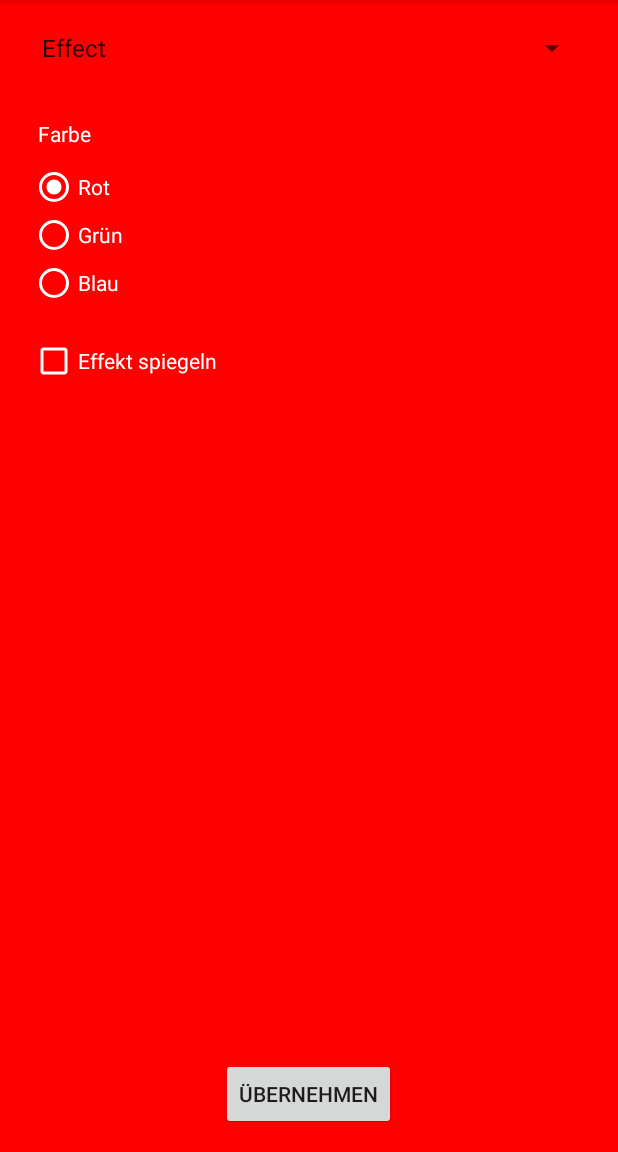
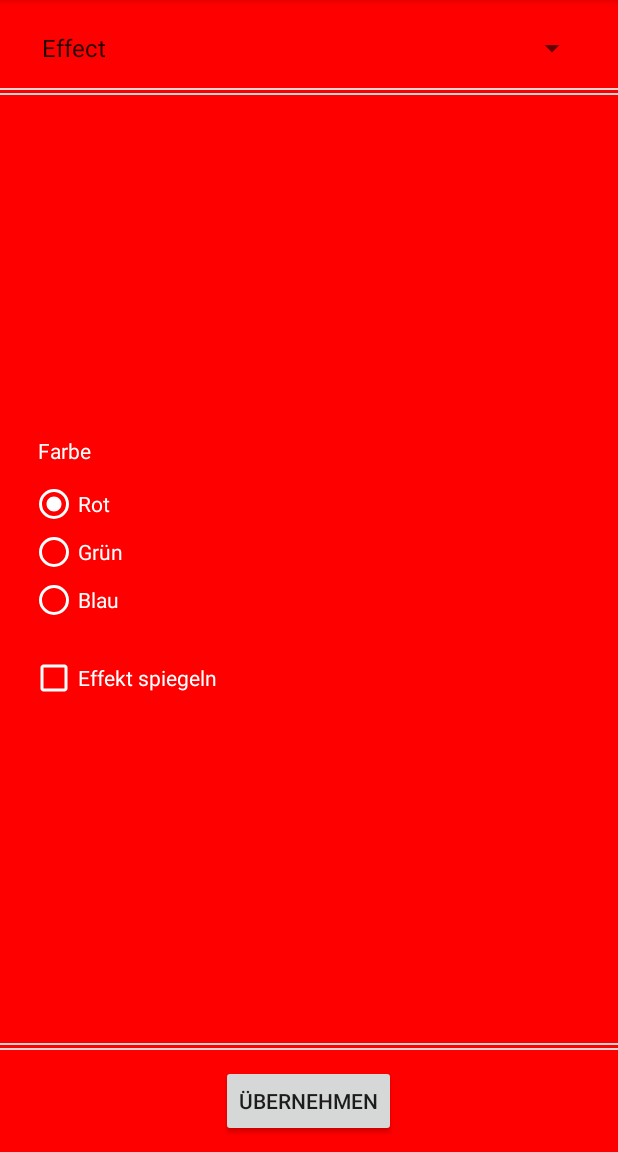
Before and after one commit to Zalia/Pacemaker, an Android app: the screen it shows after launch (MainActivity), on a phone screen of 412 x 824 dp, the part 84-1236 px from its top. Run offline under Robolectric (Android 15) with nearby library versions, the phone set to English and light mode, and no system bars.

Commit message:
improved visibility, added new icon, improved bt error handling

```diff
--- a/app/src/main/AndroidManifest.xml
+++ b/app/src/main/AndroidManifest.xml
@@ -4,7 +4,7 @@
 
     <application
         android:allowBackup="true"
-        android:icon="@mipmap/ic_launcher"
+        android:icon="@mipmap/pacemaker_icon"
         android:label="@string/app_name"
         android:supportsRtl="true"
         android:theme="@style/AppTheme">
--- a/app/src/main/java/zalia/pacemaker/MainActivity.java
+++ b/app/src/main/java/zalia/pacemaker/MainActivity.java
@@ -74,16 +74,6 @@ public class MainActivity extends AppCompatActivity {
         //setup bluetooth connection
         btAdapter = BluetoothAdapter.getDefaultAdapter();
         checkBTState();
-
-        //setup commit button
-        Button commit_button = (Button) findViewById(R.id.commit_button);
-        commit_button.setOnClickListener(new View.OnClickListener() {
-            @Override
-            public void onClick(View v) {
-                send_config(active_mode.generate_configs());
-            }
-        });
-
     }
 
     /*
@@ -93,7 +83,55 @@ public class MainActivity extends AppCompatActivity {
     @Override
     public void onResume() {
         super.onResume();
+        connectBt();
+    }
 
+    @Override
+    public void onPause() {
+        super.onPause();
+
+        try{
+            Log.d(TAG, "...In onPause()...");
+
+            if (outStream != null) {
+                try {
+                    outStream.flush();
+                } catch (IOException e) {
+                    errorExit("Fatal Error", "In onPause() and failed to flush output stream: " + e.getMessage() + ".");
+                }
+            }
+
+            try {
+                btSocket.close();
+            } catch (IOException e2) {
+                errorExit("Fatal Error", "In onPause() and failed to close socket." + e2.getMessage() + ".");
+            }
+        } catch(NullPointerException e){
+            errorExit("Fatal Error", "NullPointer in onPause(): Bluetooth connection broken");
+            disableCommit();
+        }
+    }
+
+    private void checkBTState() {
+        // Check for Bluetooth support and then check to make sure it is turned on
+
+        // Emulator doesn't support Bluetooth and will return null
+        if(btAdapter==null) {
+            disableCommit();
+            errorExit("Fatal Error", "Bluetooth Not supported. Aborting.");
+        } else {
+            if (btAdapter.isEnabled()) {
+                Log.d(TAG, " ...Bluetooth is enabled...");
+            } else {
+                //Prompt user to turn on Bluetooth
+                Intent enableBtIntent = new Intent(btAdapter.ACTION_REQUEST_ENABLE);
+                startActivityForResult(enableBtIntent, 1);
+            }
+            enableCommit();
+        }
+    }
+
+    private void connectBt(){
         try {
             Log.d(TAG, "...In onResume - Attempting client connect...");
 
@@ -136,50 +174,32 @@ public class MainActivity extends AppCompatActivity {
                 errorExit("Fatal Error", "In onResume() and output stream creation failed:" + e.getMessage() + ".");
             }
         }catch(NullPointerException e){
-            errorExit("Fatal Error", "NullPointer in onResume(): Bluetooth not active or not supported");
+            errorExit("Warning", "NullPointer in onResume(): Bluetooth not active/supported or connection broken");
+            disableCommit();
         }
     }
 
-    @Override
-    public void onPause() {
-        super.onPause();
-
-        try{
-            Log.d(TAG, "...In onPause()...");
-
-            if (outStream != null) {
-                try {
-                    outStream.flush();
-                } catch (IOException e) {
-                    errorExit("Fatal Error", "In onPause() and failed to flush output stream: " + e.getMessage() + ".");
-                }
+    private void disableCommit(){
+        //setup commit button
+        Button commit_button = (Button) findViewById(R.id.commit_button);
+        commit_button.setText(R.string.connect);
+        commit_button.setOnClickListener(new View.OnClickListener() {
+            @Override
+            public void onClick(View v) {
+                connectBt();
             }
-
-            try {
-                btSocket.close();
-            } catch (IOException e2) {
-                errorExit("Fatal Error", "In onPause() and failed to close socket." + e2.getMessage() + ".");
-            }
-        } catch(NullPointerException e){
-            errorExit("Fatal Error", "NullPointer in onPause(): Bluetooth not active or not supported");
-        }
+        });
     }
 
-    private void checkBTState() {
-        // Check for Bluetooth support and then check to make sure it is turned on
-
-        // Emulator doesn't support Bluetooth and will return null
-        if(btAdapter==null) {
-            errorExit("Fatal Error", "Bluetooth Not supported. Aborting.");
-        } else {
-            if (btAdapter.isEnabled()) {
-                Log.d(TAG, " ...Bluetooth is enabled...");
-            } else {
-                //Prompt user to turn on Bluetooth
-                Intent enableBtIntent = new Intent(btAdapter.ACTION_REQUEST_ENABLE);
-                startActivityForResult(enableBtIntent, 1);
+    private void enableCommit(){
+        Button commit_button = (Button) findViewById(R.id.commit_button);
+        commit_button.setText(R.string.commit);
+        commit_button.setOnClickListener(new View.OnClickListener() {
+            @Override
+            public void onClick(View v) {
+                send_config(active_mode.generate_configs());
             }
-        }
+        });
     }
 
     private void send_config(String config){
--- a/app/src/main/res/layout/activity_main.xml
+++ b/app/src/main/res/layout/activity_main.xml
@@ -4,15 +4,9 @@
     android:layout_width="match_parent"
     android:layout_height="match_parent"
     android:background="#ffffff"
-    android:id="@+id/pacemaker_layout"
-    android:weightSum="10">
+    android:id="@+id/pacemaker_layout">
 
-    <!--<LinearLayout-->
-        <!--android:layout_width="match_parent"-->
-        <!--android:layout_height="match_parent"-->
         <!--android:weightSum="1000"-->
-        <!--android:orientation="vertical">-->
-
         <!--<View-->
             <!--android:layout_width="match_parent"-->
             <!--android:layout_height="match_parent"-->
@@ -43,13 +37,10 @@
             <!--android:layout_weight="190"-->
             <!--android:background="#FFF" />-->
 
-    <!--</LinearLayout>-->
-
-    <RelativeLayout
-        android:layout_width="match_parent"
-        android:layout_height="match_parent"
-        android:padding="20dp"
-        android:id="@+id/inner_layout">
+    <!--<RelativeLayout-->
+        <!--android:layout_width="match_parent"-->
+        <!--android:layout_height="match_parent"-->
+        <!--android:id="@+id/inner_layout">-->
 
     <Spinner
         android:id="@+id/modes_dropdown"
@@ -58,28 +49,60 @@
         android:entries="@array/modes_array"
         android:prompt="@string/mode_prompt"
         android:layout_centerHorizontal="true"
-        android:layout_marginBottom="35dp"
-        android:overlapAnchor="false">
+        android:layout_margin="20dp"
+        android:overlapAnchor="false"
+        android:layout_alignParentTop="true">
     </Spinner>
+
+    <View
+        android:id="@+id/line1"
+        android:layout_width="match_parent"
+        android:layout_height="1dp"
+        android:background="@color/colorSeparator"
+        android:layout_marginBottom="2dp"
+        android:layout_marginTop="-5dp"
+        android:layout_below="@id/modes_dropdown"/>
+    <View
+        android:id="@+id/line2"
+        android:layout_width="match_parent"
+        android:layout_height="1dp"
+        android:background="@color/colorSeparator"
+        android:layout_below="@id/line1"/>
+
+    <FrameLayout
+        android:id="@+id/frame_layout"
+        android:layout_below="@id/line2"
+        android:layout_above="@+id/line3"
+        android:layout_width="match_parent"
+        android:layout_height="0dp"
+        android:layout_marginLeft="20dp"
+        android:layout_marginRight="20dp"/>
+
+    <View
+        android:id="@+id/line3"
+        android:baselineAligned="false"
+        android:layout_width="match_parent"
+        android:layout_height="1dp"
+        android:background="@color/colorSeparator"
+        android:layout_above="@+id/line4"/>
+    <View
+        android:id="@+id/line4"
+        android:baselineAligned="false"
+        android:layout_width="match_parent"
+        android:layout_height="1dp"
+        android:background="@color/colorSeparator"
+        android:layout_marginTop="2dp"
+        android:layout_above="@+id/commit_button"/>
 
     <Button
         android:id="@+id/commit_button"
         android:layout_width="wrap_content"
         android:layout_height="wrap_content"
-        android:layout_marginTop="15dp"
-        android:layout_marginBottom="-5dp"
-        android:gravity="center"
+        android:layout_margin="10dp"
         android:layout_centerHorizontal="true"
         android:layout_alignParentBottom="true"
         android:text="@string/commit"
         android:textAlignment="center" />
 
-    <FrameLayout
-        android:id="@+id/frame_layout"
-        android:layout_below="@id/modes_dropdown"
-        android:layout_above="@id/commit_button"
-        android:layout_width="match_parent"
-        android:layout_height="match_parent"/>
-
-    </RelativeLayout>
+    <!--</RelativeLayout>-->
 </RelativeLayout>
--- a/app/src/main/res/layout/color_picker_layout.xml
+++ b/app/src/main/res/layout/color_picker_layout.xml
@@ -10,7 +10,7 @@
     android:layout_height="match_parent"
     android:layout_centerHorizontal="false"
     android:layout_centerVertical="false"
-    android:gravity="left"
+    android:gravity="center"
     android:orientation="vertical">
 
     <!--<TextView-->
--- a/app/src/main/res/layout/effect_layout.xml
+++ b/app/src/main/res/layout/effect_layout.xml
@@ -4,7 +4,8 @@
     android:orientation="vertical"
     android:layout_width="match_parent"
     android:layout_height="match_parent"
-    android:id="@+id/effect_layout">
+    android:id="@+id/effect_layout"
+    android:gravity="center">
 
     <TextView
         android:layout_width="wrap_content"
@@ -12,7 +13,8 @@
         android:text="Farbe"
         android:textColor="#FFF"
         android:layout_marginBottom="10dp"
-        android:layout_marginLeft="5dp"/>
+        android:layout_marginLeft="5dp"
+        android:layout_gravity="left"/>
 
     <!--<View android:layout_width="fill_parent"-->
         <!--android:layout_height="2dip"-->
--- a/app/src/main/res/layout/full_rainbow_layout.xml
+++ b/app/src/main/res/layout/full_rainbow_layout.xml
@@ -4,7 +4,8 @@
     android:orientation="vertical"
     android:layout_width="match_parent"
     android:layout_height="match_parent"
-    android:id="@+id/full_rainbow_layout">
+    android:id="@+id/full_rainbow_layout"
+    android:gravity="center">
 
     <TextView
         android:layout_width="match_parent"
```
Also changed, not shown: app/src/main/res/mipmap-hdpi/pacemaker_icon.png (added), app/src/main/res/mipmap-ldpi/pacemaker_icon.png (added), app/src/main/res/mipmap-mdpi/pacemaker_icon.png (added), app/src/main/res/mipmap-tvdpi/pacemaker_icon.png (added).
